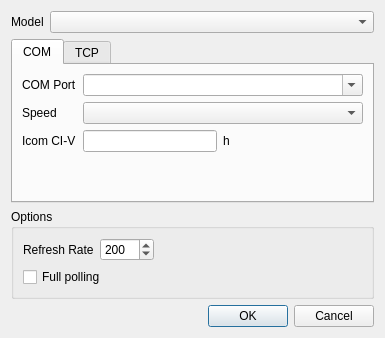
This is dialogconfig.ui in PianetaRadio/CatRadio as Qt 5 draws it before an edit. The edited form follows.
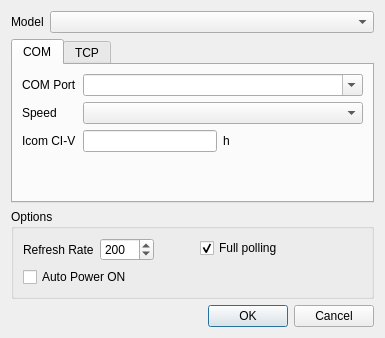
This is the edited form.

Commit message:
Auto power-on
#38

```diff
--- a/dialogconfig.ui
+++ b/dialogconfig.ui
@@ -158,8 +158,8 @@
      <property name="title">
       <string>Options</string>
      </property>
-     <layout class="QVBoxLayout" name="verticalLayout">
-      <item>
+     <layout class="QFormLayout" name="formLayout_3">
+      <item row="0" column="0">
        <layout class="QHBoxLayout" name="horizontalLayout_2">
         <item>
          <widget class="QLabel" name="label_RefreshRate">
@@ -202,11 +202,21 @@
         </item>
        </layout>
       </item>
-      <item>
+      <item row="0" column="1">
        <widget class="QCheckBox" name="checkBox_fullPoll">
         <property name="text">
          <string>Full polling</string>
         </property>
+        <property name="checked">
+         <bool>true</bool>
+        </property>
+       </widget>
+      </item>
+      <item row="1" column="0">
+       <widget class="QCheckBox" name="checkBox_autoPowerOn">
+        <property name="text">
+         <string>Auto Power ON</string>
+        </property>
        </widget>
       </item>
      </layout>
```
Left out of the diff: 1 changed line with no effect on the pictures. The commit also changes 5 other files.
